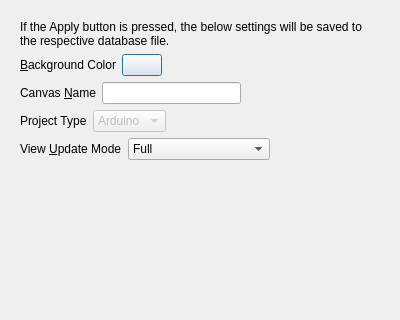
textbrowser/glitch, file UI/glowbot-canvas-settings.ui: the form before one commit; both pictures show x 0 to 400 and y 0 to 320 of the 400 by 500 pixel window.
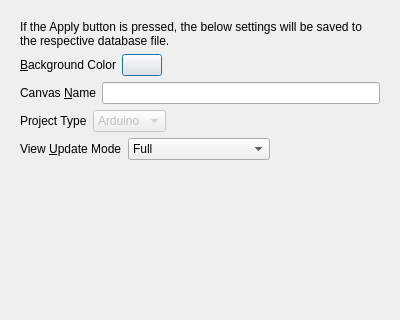
The form after the commit. Icons and pictures are not drawn.

Commit message: Removed spacer.

```diff
--- a/UI/glowbot-canvas-settings.ui
+++ b/UI/glowbot-canvas-settings.ui
@@ -101,19 +101,6 @@
          <item>
           <widget class="QLineEdit" name="name"/>
          </item>
-         <item>
-          <spacer name="horizontalSpacer_3">
-           <property name="orientation">
-            <enum>Qt::Horizontal</enum>
-           </property>
-           <property name="sizeHint" stdset="0">
-            <size>
-             <width>40</width>
-             <height>20</height>
-            </size>
-           </property>
-          </spacer>
-         </item>
         </layout>
        </item>
        <item>
```
